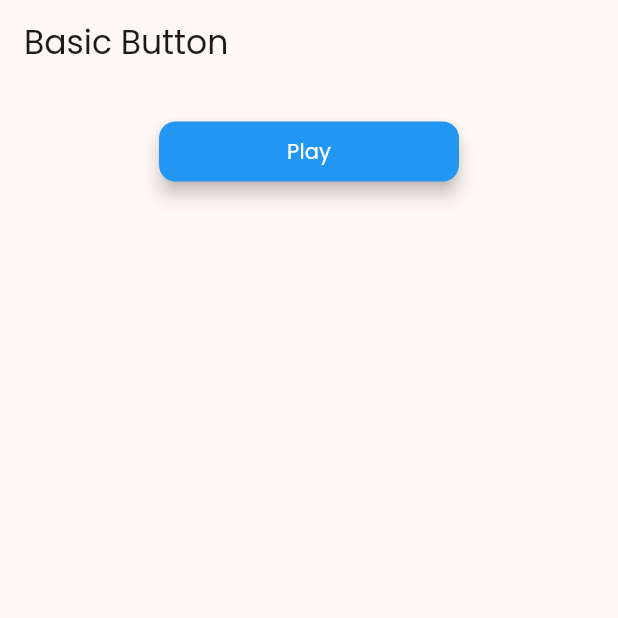
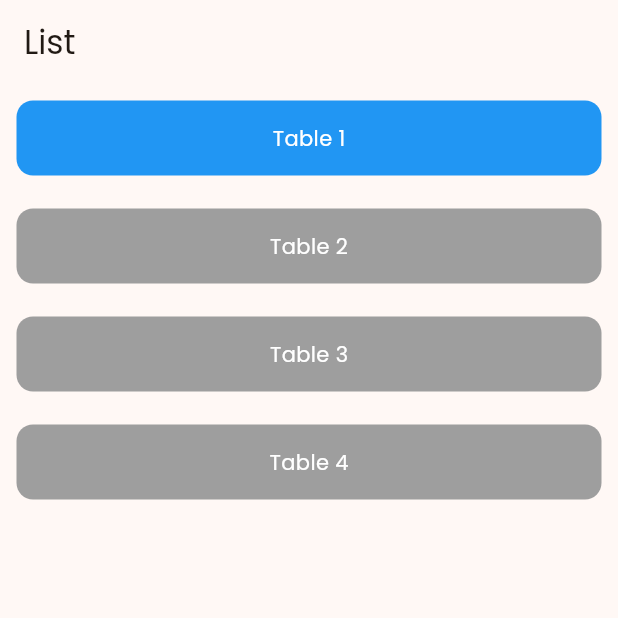
Before and after one commit to raunak2909/first_ui_239, a Flutter app: the screen it shows after launch, on a phone screen of 412 x 824 dp, the top half of it. Run offline on Flutter 3.47's test engine with Material 3 defaults, Android fonts, the phone set to English and light mode, and no system bars.

Commit message:
list view

```diff
--- a/lib/main.dart
+++ b/lib/main.dart
@@ -1,5 +1,6 @@
 import 'package:first_ui_239/screens/common_btn_page.dart';
 import 'package:first_ui_239/screens/home_page.dart';
+import 'package:first_ui_239/screens/list_page.dart';
 import 'package:first_ui_239/screens/main_widgets_page.dart';
 import 'package:flutter/material.dart';
 
@@ -20,7 +21,7 @@ class MyApp extends StatelessWidget {
         colorScheme: ColorScheme.fromSeed(seedColor: Colors.orange),
         useMaterial3: true,
       ),
-      home: CommonBtnPage(),
+      home: ListPage(),
     );
   }
 }
--- /dev/null
+++ b/lib/screens/list_page.dart
@@ -0,0 +1,63 @@
+import 'package:flutter/material.dart';
+
+class ListPage extends StatelessWidget {
+
+  List<Map<String, dynamic>> listNames = [
+    {
+      "name" : "Table 1",
+      "booked" : false
+    },
+    {
+      "name" : "Table 2",
+      "booked" : true
+    },
+    {
+      "name" : "Table 3",
+      "booked" : true
+    },
+    {
+      "name" : "Table 4",
+      "booked" : true
+    },
+
+  ];
+
+  @override
+  Widget build(BuildContext context) {
+    return Scaffold(
+      appBar: AppBar(
+        title: Text('List'),
+      ),
+      body: ListView.builder(
+        itemCount: listNames.length,
+          itemBuilder: (context, index){
+            return Container(
+              margin: EdgeInsets.all(11),
+              width: double.infinity,
+              height: 50,
+              decoration: BoxDecoration(
+                  color: listNames[index]['booked'] ? Colors.grey : Colors.blue,
+                  borderRadius: BorderRadius.circular(11)),
+              child: Center(
+                  child: Text(
+                    listNames[index]['name'],
+                    style: TextStyle(color: Colors.white),
+                  )));
+          }
+      )
+    );
+  }
+}
+
+//ListView(
+//           children: listNames.map((e) => Container(
+//               margin: EdgeInsets.all(11),
+//               width: double.infinity,
+//               height: 50,
+//               decoration: BoxDecoration(
+//                   color: Colors.blue, borderRadius: BorderRadius.circular(11)),
+//               child: Center(
+//                   child: Text(
+//                     e,
+//                     style: TextStyle(color: Colors.white),
+//                   )))).toList()),
```
